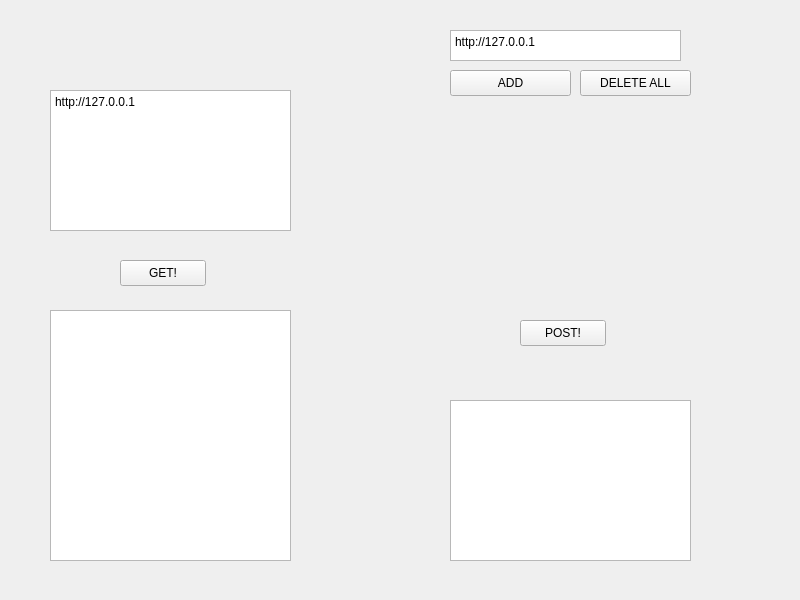
First picture: the form in widget.ui, repository ChuanSWT/Make-GET-POST-WS-tests-Quick-, before the edit.
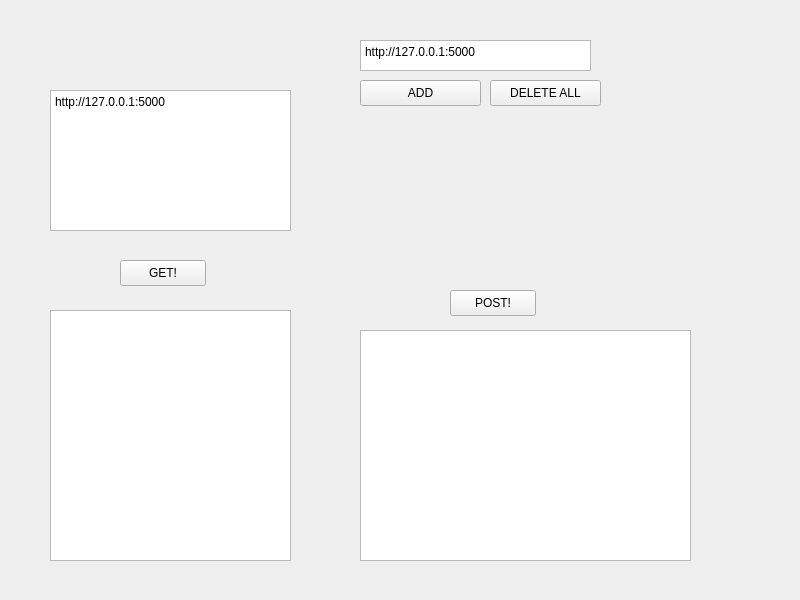
Second picture: the form after the edit.

```diff
--- a/widget.ui
+++ b/widget.ui
@@ -43,7 +43,7 @@
 li.unchecked::marker { content: &quot;\2610&quot;; }
 li.checked::marker { content: &quot;\2612&quot;; }
 &lt;/style&gt;&lt;/head&gt;&lt;body style=&quot; font-family:'Microsoft YaHei UI'; font-size:9pt; font-weight:400; font-style:normal;&quot;&gt;
-&lt;p style=&quot; margin-top:0px; margin-bottom:0px; margin-left:0px; margin-right:0px; -qt-block-indent:0; text-indent:0px;&quot;&gt;http://127.0.0.1&lt;/p&gt;&lt;/body&gt;&lt;/html&gt;</string>
+&lt;p style=&quot; margin-top:0px; margin-bottom:0px; margin-left:0px; margin-right:0px; -qt-block-indent:0; text-indent:0px;&quot;&gt;http://127.0.0.1:5000&lt;/p&gt;&lt;/body&gt;&lt;/html&gt;</string>
    </property>
   </widget>
   <widget class="QTextEdit" name="getInputer">
@@ -59,8 +59,8 @@
   <widget class="QTextEdit" name="postOuputer">
    <property name="geometry">
     <rect>
-     <x>450</x>
-     <y>30</y>
+     <x>360</x>
+     <y>40</y>
      <width>231</width>
      <height>31</height>
     </rect>
@@ -73,24 +73,24 @@
 li.unchecked::marker { content: &quot;\2610&quot;; }
 li.checked::marker { content: &quot;\2612&quot;; }
 &lt;/style&gt;&lt;/head&gt;&lt;body style=&quot; font-family:'Microsoft YaHei UI'; font-size:9pt; font-weight:400; font-style:normal;&quot;&gt;
-&lt;p style=&quot; margin-top:0px; margin-bottom:0px; margin-left:0px; margin-right:0px; -qt-block-indent:0; text-indent:0px;&quot;&gt;http://127.0.0.1&lt;/p&gt;&lt;/body&gt;&lt;/html&gt;</string>
+&lt;p style=&quot; margin-top:0px; margin-bottom:0px; margin-left:0px; margin-right:0px; -qt-block-indent:0; text-indent:0px;&quot;&gt;http://127.0.0.1:5000&lt;/p&gt;&lt;/body&gt;&lt;/html&gt;</string>
    </property>
   </widget>
   <widget class="QTextEdit" name="postInputer">
    <property name="geometry">
     <rect>
-     <x>450</x>
-     <y>400</y>
-     <width>241</width>
-     <height>161</height>
+     <x>360</x>
+     <y>330</y>
+     <width>331</width>
+     <height>231</height>
     </rect>
    </property>
   </widget>
   <widget class="QPushButton" name="postButton">
    <property name="geometry">
     <rect>
-     <x>520</x>
-     <y>320</y>
+     <x>450</x>
+     <y>290</y>
      <width>86</width>
      <height>26</height>
     </rect>
@@ -102,14 +102,14 @@
   <widget class="QWidget" name="formLayoutWidget">
    <property name="geometry">
     <rect>
-     <x>450</x>
-     <y>100</y>
+     <x>360</x>
+     <y>110</y>
      <width>331</width>
      <height>161</height>
     </rect>
    </property>
    <layout class="QFormLayout" name="formLayout">
-    <item row="0" column="0">
+    <item row="0" column="1">
      <spacer name="verticalSpacer">
       <property name="orientation">
        <enum>Qt::Vertical</enum>
@@ -127,8 +127,8 @@
   <widget class="QPushButton" name="addButton">
    <property name="geometry">
     <rect>
-     <x>450</x>
-     <y>70</y>
+     <x>360</x>
+     <y>80</y>
      <width>121</width>
      <height>26</height>
     </rect>
@@ -140,8 +140,8 @@
   <widget class="QPushButton" name="deleteButton">
    <property name="geometry">
     <rect>
-     <x>580</x>
-     <y>70</y>
+     <x>490</x>
+     <y>80</y>
      <width>111</width>
      <height>26</height>
     </rect>
```
